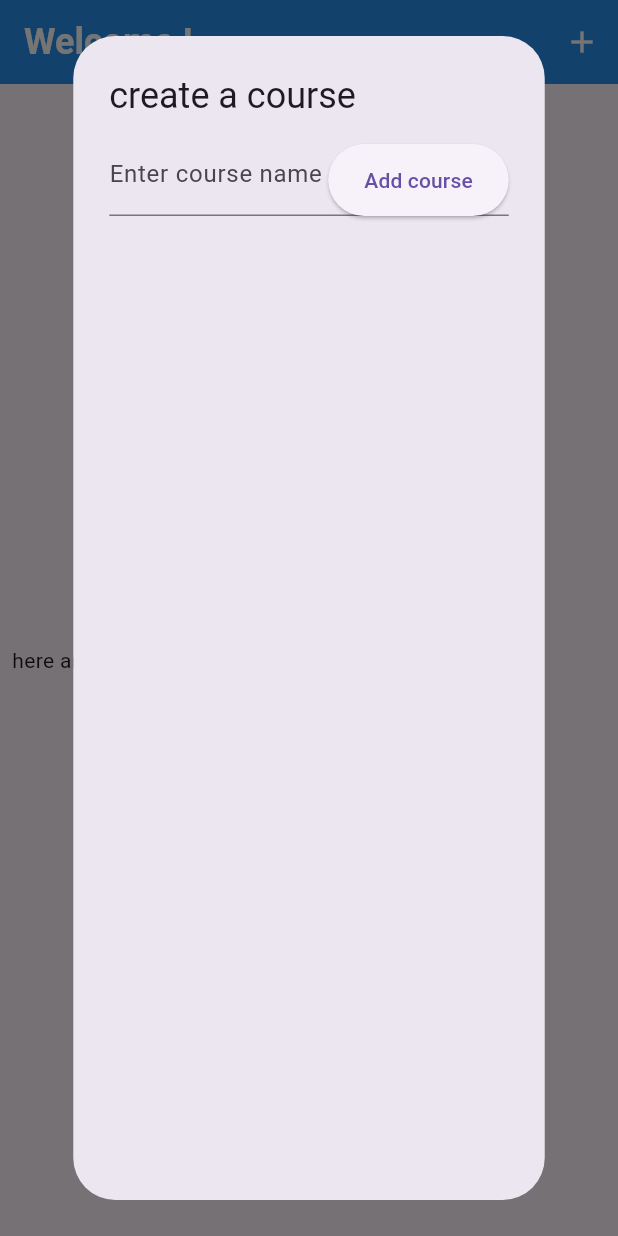
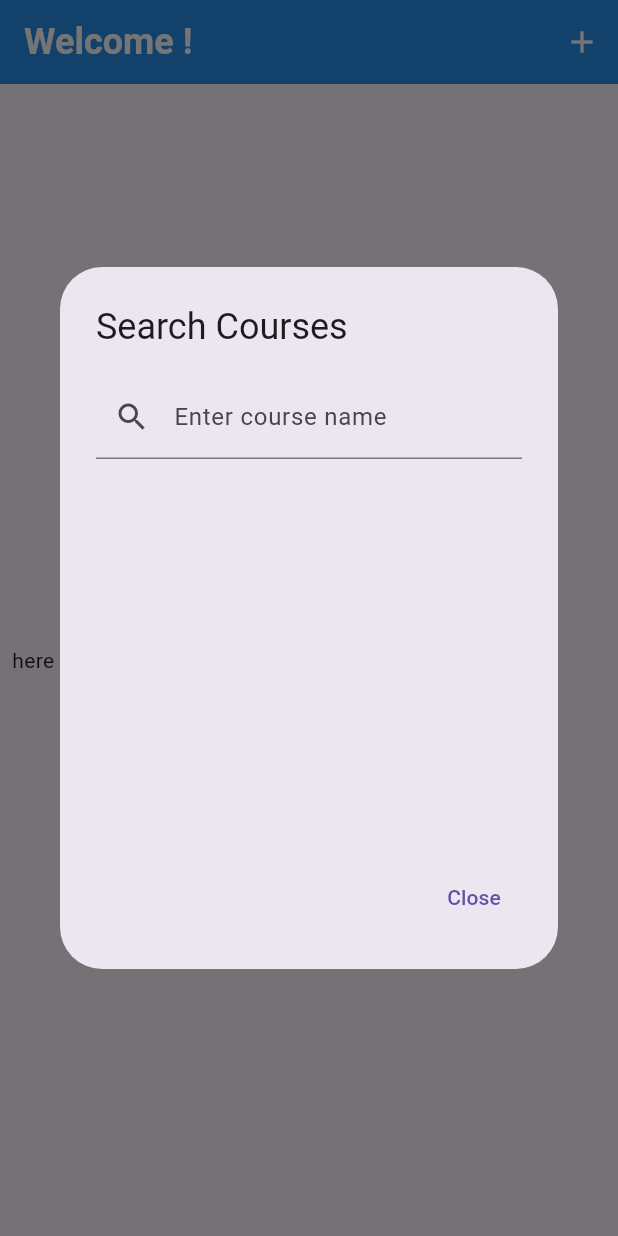
Before and after one commit to SirmcChad/Teacher-assign, a Flutter app: the screen it shows once a user with an empty profile is signed in, after a tap on the "add" icon, on a phone screen of 412 x 824 dp. Run offline on Flutter 3.47's test engine with Material 3 defaults, Android fonts, the phone set to English and light mode, and no system bars; our stand-ins replace cloud_firestore, firebase_auth, firebase_core, flutter_spinkit; accounts and stored records are empty.

Commit message:
Student Search courses, database services get all courses

```diff
--- a/lib/home_pages/StudentHome.dart
+++ b/lib/home_pages/StudentHome.dart
@@ -20,6 +20,89 @@ class Student extends StatefulWidget {
 class _StudentState extends State<Student> {
   DatabaseServicesCourses courseServices = DatabaseServicesCourses();
   DatabaseServicesStudent studentServices = DatabaseServicesStudent();
+  String searchText = '';
+
+  List<CourseModel> filteredCourses(List<CourseModel> allCourses, String searchText) {
+
+    return allCourses.where((course) {
+      String courseNameLower = course.courseSubject.toLowerCase();
+      String searchTextLower = searchText.toLowerCase();
+      return courseNameLower.contains(searchTextLower);
+    }).toList();
+  }
+
+  void _showCourseSearchDialog(BuildContext context) async{
+    List<CourseModel> allCourses = await courseServices.getAllData();
+
+
+    showDialog(
+      context: context,
+      builder: (context){
+        final user = Provider.of<User?>(context);
+        return AlertDialog(
+          title: Text('Search Courses'),
+          content: StatefulBuilder(builder: (BuildContext context, StateSetter setState){
+            return Container(
+              height: 300,
+              width: 300,
+              child: Column(
+                mainAxisSize: MainAxisSize.min,
+                children: [
+                  TextFormField(
+                    initialValue: searchText,
+                    onChanged: (value) {
+                      setState(() {
+                        searchText = value;
+                      });
+                    },
+                    decoration: InputDecoration(
+                      labelText: 'Enter course name',
+                      prefixIcon: Icon(Icons.search),
+                    ),
+                  ),
+                  SizedBox(height: 16),
+                  Expanded(
+                    child: ListView.builder(
+                      itemCount: filteredCourses(allCourses, searchText).length,
+                      itemBuilder: (context, index) {
+                        print(searchText);
+                        CourseModel course = filteredCourses(allCourses, searchText)[index];
+                        print(course.numberOfStudents);
+                        print(course.teacherName);
+                        print(course.students);
+                        return ListTile(
+                          title: Text(course.courseSubject),
+                          subtitle: Text('Teacher: ${course.teacherName}'),
+                          onTap: () {
+                            // Navigate to course details screen (implement this).
+                            // Todo Provide an option for the user to join the course.
+                            setState(() {
+                              studentServices.addCourseToStudent(user!.uid,course.uid);
+                              courseServices.addStudentToCourse(course.uid, user.uid);
+                              Navigator.pop(context);
+                            });
+                          },
+                        );
+                      },
+                    ),
+                  ),
+                ],
+              ),
+            );
+          }
+          ),
+          actions: [
+            TextButton(
+              onPressed: () {
+                Navigator.of(context).pop(); // Close the dialog
+              },
+              child: Text('Close'),
+            ),
+          ],
+        );
+      },
+    );
+  }
 
   void addCourse(BuildContext context){
     String courseName = 'default name';
@@ -107,7 +190,7 @@ class _StudentState extends State<Student> {
                   color: Colors.red[300],
                   onPressed: () {
                     setState(() {
-                      addCourse(context);
+                      _showCourseSearchDialog(context);
                     });
                   },
                 ),
--- a/lib/services/database_services_courses.dart
+++ b/lib/services/database_services_courses.dart
@@ -71,4 +71,12 @@ class DatabaseServicesCourses{
   Stream<CourseModel> getCourseData (String uid) {
     return courseCollection.doc(uid).snapshots().map(_courseModelFromSnapshot);
   }
+
+  Future<List<CourseModel>> getAllData() async {
+    QuerySnapshot querySnapshot = await courseCollection.get();
+
+    return querySnapshot.docs.map((doc) {
+      return _courseModelFromSnapshot(doc);
+    }).toList();
+  }
 }
--- a/lib/shared/constants.dart
+++ b/lib/shared/constants.dart
@@ -15,7 +15,7 @@ Card cardCopyWith(Color color, Widget child){
       child: Center(
         child: Padding(
           // Add some padding to the text
-          padding: const EdgeInsets.all(1),
+          padding: const EdgeInsets.all(5),
           child: child
         ),
       ),
```
